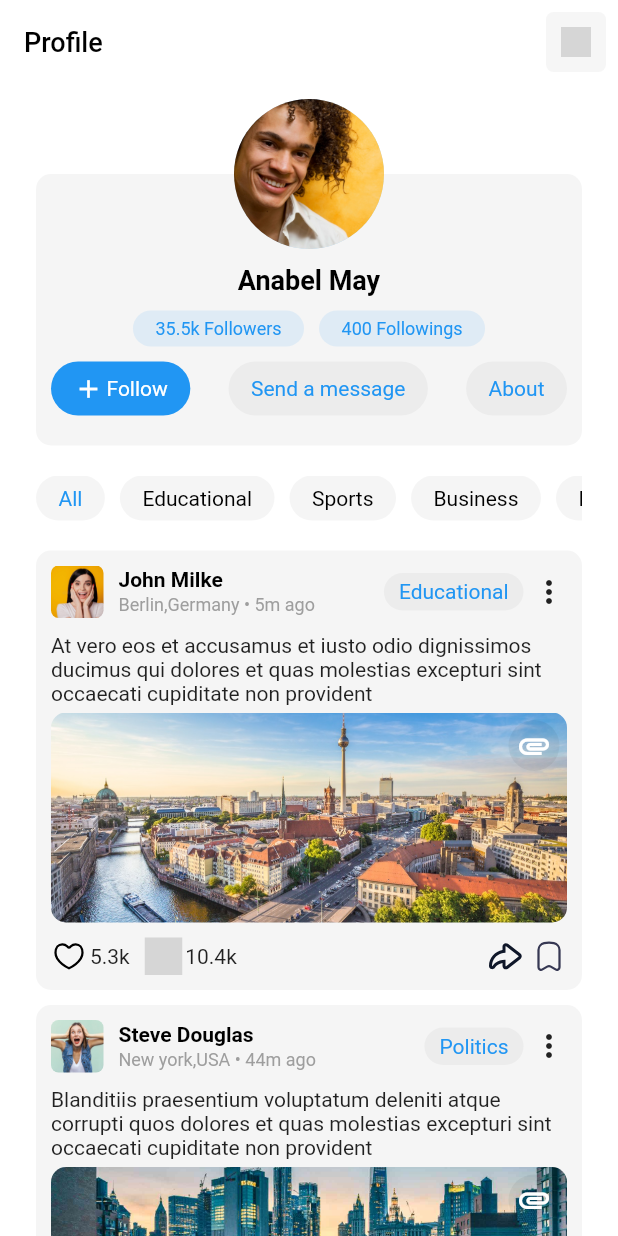
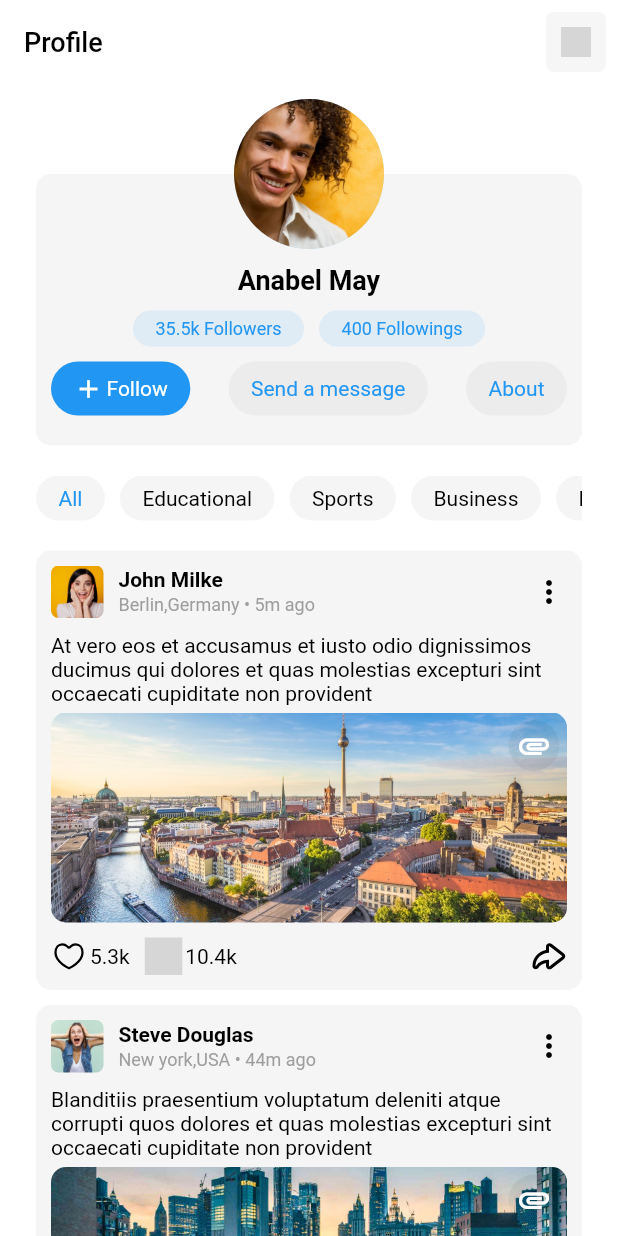
Before and after one commit to klyct/pfms, a Flutter app: the ProfileView screen opened directly, on a phone screen of 412 x 824 dp. Run offline on Flutter 3.47's test engine with Material 2 defaults, Android fonts, the light colour scheme and no system bars; our stand-ins replace awesome_dialog, firebase_auth, firebase_core, flutter_staggered_animations, flutter_svg, get and 7 more; missing offline and left inert: flutter_facebook_auth; accounts and stored records are empty; grey boxes are pictures that could not be loaded.

Commit message:
colores del login y pagina principal listo, post base listos, post detalle listo pero sin cambio de color

```diff
--- a/lib/screens/profile/components/post_card.dart
+++ b/lib/screens/profile/components/post_card.dart
@@ -37,10 +37,10 @@ class PostCard extends StatelessWidget {
                   children: [
                     Text(
                       post.userName,
-                      style: const TextStyle(
+                      style: TextStyle(
                           fontSize: 14,
                           fontWeight: FontWeight.w600,
-                          color: Colors.black),
+                          color: Theme.of(context).colorScheme.onBackground),
                     ),
                     const SizedBox(height: 2),
                     Text(
@@ -50,24 +50,18 @@ class PostCard extends StatelessWidget {
                   ],
                 ),
                 const Spacer(),
-                Container(
-                  height: 25,
-                  alignment: Alignment.center,
-                  padding: const EdgeInsets.symmetric(horizontal: 10),
-                  decoration: BoxDecoration(
-                      borderRadius: BorderRadius.circular(25),
-                      color: Colors.grey.withOpacity(0.1)),
-                  child: Text(
-                    post.postType.name.capitalizeFirst.toString(),
-                    style: const TextStyle(fontSize: 14, color: Colors.blue),
-                  ),
-                ),
-                const SizedBox(width: 5),
-                const Icon(Icons.more_vert)
+                Icon(
+                  Icons.more_vert,
+                  color: Theme.of(context).colorScheme.onBackground,
+                )
               ],
             ),
             const SizedBox(height: 10),
-            Text(post.description),
+            Text(
+              post.description,
+              style:
+                  TextStyle(color: Theme.of(context).colorScheme.onBackground),
+            ),
             const SizedBox(height: 5),
             Hero(
               tag: post.id,
@@ -93,17 +87,31 @@ class PostCard extends StatelessWidget {
             const SizedBox(height: 10),
             Row(
               children: [
-                SvgPicture.asset(CustomAssets.kHeart),
+                SvgPicture.asset(
+                  CustomAssets.kHeart,
+                  color: Theme.of(context).colorScheme.onBackground,
+                ),
                 const SizedBox(width: 2),
-                Text('${post.likes.toString()}k'),
+                Text(
+                  '${post.likes.toString()}k',
+                  style: TextStyle(
+                      color: Theme.of(context).colorScheme.onBackground),
+                ),
                 const SizedBox(width: 10),
-                SvgPicture.asset(CustomAssets.kChat, height: 25),
+                SvgPicture.asset(
+                  CustomAssets.kChat,
+                  height: 25,
+                  color: Theme.of(context).colorScheme.onBackground,
+                ),
                 const SizedBox(width: 2),
-                Text('${post.comments.toString()}k'),
+                Text('${post.comments.toString()}k',
+                    style: TextStyle(
+                        color: Theme.of(context).colorScheme.onBackground)),
                 const Spacer(),
-                SvgPicture.asset(CustomAssets.kShare),
-                const SizedBox(width: 5),
-                SvgPicture.asset(CustomAssets.kSaved),
+                SvgPicture.asset(
+                  CustomAssets.kShare,
+                  color: Theme.of(context).colorScheme.onBackground,
+                ),
               ],
             )
           ],
--- a/lib/utils/constants.dart
+++ b/lib/utils/constants.dart
@@ -1,7 +1,7 @@
 import 'package:flutter/material.dart';
 
 const Color backgroundColor2 = Color(0xFF17203A);
-const Color backgroundColorLight = Color(0xFFF2F6FF);
+const Color backgroundColorLight = Color.fromARGB(255, 255, 255, 255);
 const Color backgroundColorDark = Color(0xFF25254B);
 const Color shadowColorLight = Color(0xFF4A5367);
 const Color shadowColorDark = Colors.black;
```
Also changed, not shown: lib/main.dart (+2 -5 lines), lib/provider/flags_provider.dart (deleted, +0 -10 lines), lib/screens/home/components/my_story_upload_card.dart (added, +33 -0 lines), lib/screens/home/components/story_card.dart (added, +29 -0 lines), lib/screens/home/home_screen.dart (+101 -54 lines).
